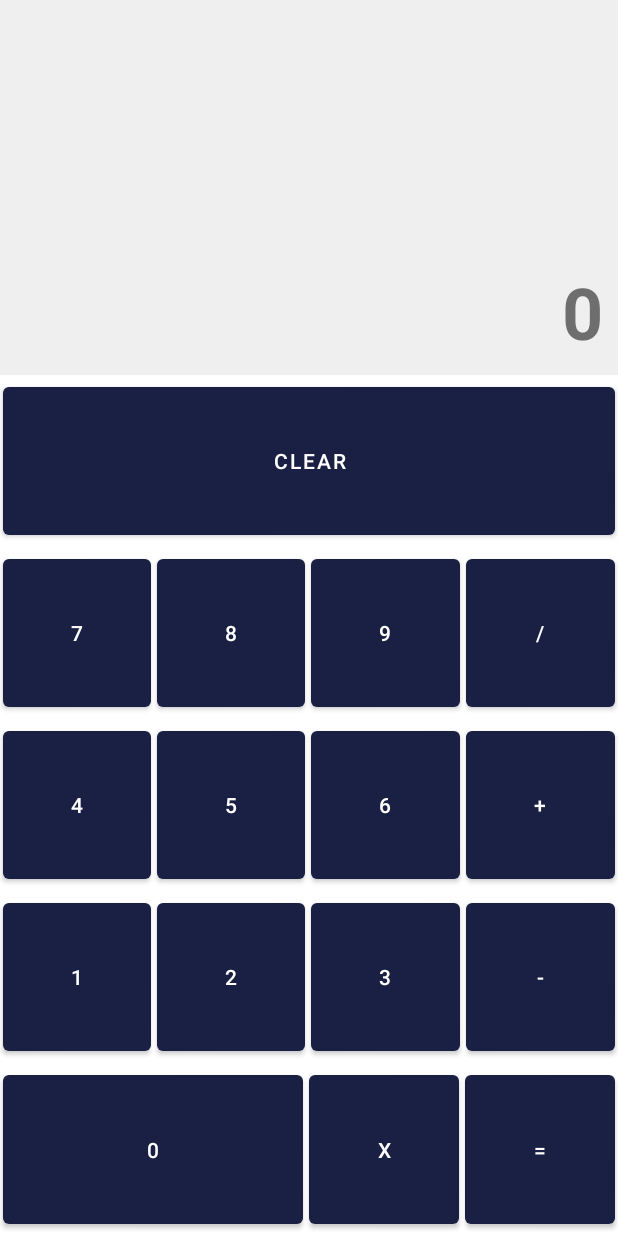
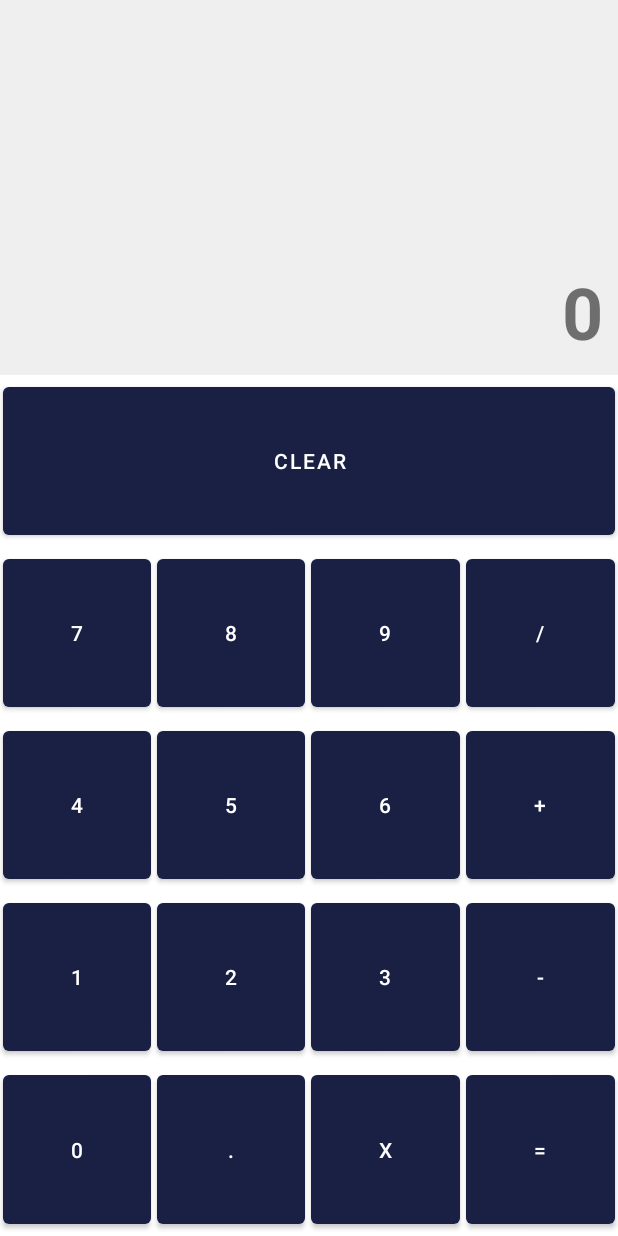
Before and after one commit to kwonjuyeong/Kotlin_Calculator_App, an Android app: the screen it shows after launch (MainActivity), on a phone screen of 412 x 824 dp. Run offline under Robolectric (Android 15) with nearby library versions, the phone set to English and light mode, and no system bars.

Commit message:
계산기 완성

```diff
--- a/app/src/main/res/layout/activity_main.xml
+++ b/app/src/main/res/layout/activity_main.xml
@@ -19,6 +19,7 @@
         android:textSize="48sp"
         android:text="@string/Calculate"
         android:gravity="end|bottom"/>
+    <!--android:text="@string/Calculate"/>-->
 
     <LinearLayout
         android:layout_width="match_parent"
@@ -31,7 +32,7 @@
             android:id="@+id/btnCLR"
             android:layout_width="0dp"
             android:layout_height="match_parent"
-            android:onClick="onDigit"
+            android:onClick="onClear"
             android:layout_weight="1"
             android:layout_margin="2dp"
             android:text="@string/clear"
@@ -78,7 +79,7 @@
             android:id="@+id/btnDivide"
             android:layout_width="0dp"
             android:layout_height="match_parent"
-            android:onClick="onDigit"
+            android:onClick="onOperator"
             android:layout_weight="1"
             android:layout_margin="2dp"
             android:text="@string/Divide"
@@ -126,7 +127,7 @@
             android:layout_height="match_parent"
             android:layout_margin="2dp"
             android:layout_weight="1"
-            android:onClick="onDigit"
+            android:onClick="onOperator"
             android:text="@string/Plus"
             tools:ignore="UsingOnClickInXml" />
 
@@ -168,7 +169,7 @@
             android:id="@+id/btnSubtract"
             android:layout_width="0dp"
             android:layout_height="match_parent"
-            android:onClick="onDigit"
+            android:onClick="onOperator"
             android:layout_weight="1"
             android:layout_margin="2dp"
             android:text="@string/Minus"
@@ -182,21 +183,33 @@
         android:orientation="horizontal"
         android:layout_weight="1">
 
+
+
         <Button
             android:id="@+id/btnZero"
             android:layout_width="0dp"
             android:layout_height="match_parent"
             android:layout_margin="2dp"
-            android:layout_weight="2"
+            android:layout_weight="1"
             android:onClick="onDigit"
             android:text="@string/_0"
+            tools:ignore="UsingOnClickInXml" />
+
+        <Button
+            android:id="@+id/btnDot"
+            android:layout_width="0dp"
+            android:layout_height="match_parent"
+            android:layout_margin="2dp"
+            android:layout_weight="1"
+            android:onClick="onDemicalPoint"
+            android:text="@string/Dot"
             tools:ignore="UsingOnClickInXml" />
 
         <Button
             android:id="@+id/btnMultiply"
             android:layout_width="0dp"
             android:layout_height="match_parent"
-            android:onClick="onDigit"
+            android:onClick="onOperator"
             android:layout_weight="1"
             android:layout_margin="2dp"
             android:text="@string/Multiply"
@@ -207,7 +220,7 @@
             android:layout_height="match_parent"
             android:layout_margin="2dp"
             android:layout_weight="1"
-            android:onClick="onDigit"
+            android:onClick="onEqual"
             android:text="@string/Equals"
             tools:ignore="UsingOnClickInXml" />
 
--- a/app/src/main/res/values/strings.xml
+++ b/app/src/main/res/values/strings.xml
@@ -11,10 +11,11 @@
     <string name="_4">4</string>
     <string name="_5">5</string>
     <string name="_6">6</string>
-    <string name="Multiply">X</string>
+    <string name="Multiply">x</string>
     <string name="Minus">-</string>
     <string name="_0">0</string>
     <string name="clear">clear</string>
     <string name="Plus">+</string>
     <string name="Equals">=</string>
+    <string name="Dot">.</string>
 </resources>
```
Also changed, not shown: app/src/main/java/com/example/kotlincalculatorapp/MainActivity.kt (+121 -0 lines).
